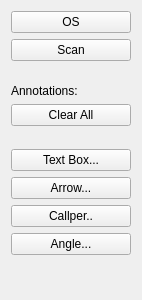
Above: bscantools.ui from siborion/siborion_american_scan before the change. Below: the same form after it.
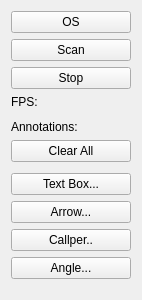
That is the form after the change.

```diff
--- a/bscantools.ui
+++ b/bscantools.ui
@@ -30,6 +30,20 @@
        </property>
       </widget>
      </item>
+     <item>
+      <widget class="QPushButton" name="pbStop">
+       <property name="text">
+        <string>Stop</string>
+       </property>
+      </widget>
+     </item>
+     <item>
+      <widget class="QLabel" name="lFPS">
+       <property name="text">
+        <string>FPS:</string>
+       </property>
+      </widget>
+     </item>
      <item>
       <spacer name="verticalSpacer_4">
        <property name="orientation">
```
Left out of the diff: 2 changed lines with no effect on the pictures.
